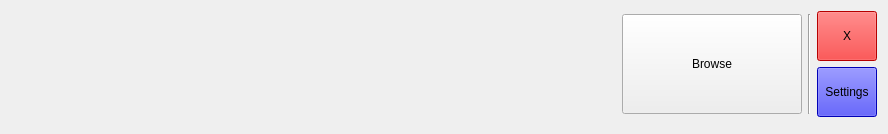
jkbz64/AYAYA, file AYAYA/mainnavigationbar.ui: the form before one commit.
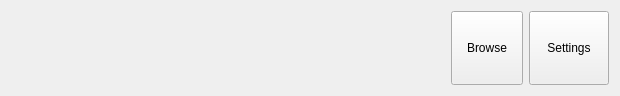
The form after the commit. Icons and pictures are not drawn.

```diff
--- a/AYAYA/mainnavigationbar.ui
+++ b/AYAYA/mainnavigationbar.ui
@@ -6,8 +6,8 @@
    <rect>
     <x>0</x>
     <y>0</y>
-    <width>888</width>
-    <height>120</height>
+    <width>620</width>
+    <height>92</height>
    </rect>
   </property>
   <property name="minimumSize">
@@ -19,144 +19,87 @@
   <property name="maximumSize">
    <size>
     <width>16777215</width>
-    <height>120</height>
+    <height>92</height>
    </size>
   </property>
   <property name="windowTitle">
    <string>Form</string>
   </property>
   <layout class="QGridLayout" name="gridLayout">
-   <item row="0" column="1" rowspan="3">
-    <spacer name="horizontalSpacer">
+   <item row="0" column="4">
+    <widget class="QPushButton" name="m_browseButton">
+     <property name="sizePolicy">
+      <sizepolicy hsizetype="Preferred" vsizetype="Preferred">
+       <horstretch>0</horstretch>
+       <verstretch>0</verstretch>
+      </sizepolicy>
+     </property>
+     <property name="minimumSize">
+      <size>
+       <width>72</width>
+       <height>74</height>
+      </size>
+     </property>
      <property name="maximumSize">
       <size>
-       <width>16777215</width>
-       <height>100</height>
+       <width>72</width>
+       <height>74</height>
       </size>
      </property>
-     <property name="orientation">
-      <enum>Qt::Horizontal</enum>
+     <property name="styleSheet">
+      <string notr="true"/>
      </property>
-     <property name="sizeHint" stdset="0">
-      <size>
-       <width>195</width>
-       <height>40</height>
-      </size>
+     <property name="text">
+      <string>Browse</string>
      </property>
-    </spacer>
+    </widget>
    </item>
    <item row="0" column="5">
-    <widget class="QPushButton" name="m_quitButton">
-     <property name="sizePolicy">
-      <sizepolicy hsizetype="Fixed" vsizetype="Preferred">
-       <horstretch>0</horstretch>
-       <verstretch>0</verstretch>
-      </sizepolicy>
-     </property>
-     <property name="minimumSize">
-      <size>
-       <width>60</width>
-       <height>50</height>
-      </size>
-     </property>
-     <property name="maximumSize">
-      <size>
-       <width>60</width>
-       <height>50</height>
-      </size>
-     </property>
-     <property name="styleSheet">
-      <string notr="true">background-color: red</string>
-     </property>
-     <property name="text">
-      <string>X</string>
-     </property>
-    </widget>
-   </item>
-   <item row="0" column="3" rowspan="2">
-    <widget class="Line" name="line">
-     <property name="maximumSize">
-      <size>
-       <width>16777215</width>
-       <height>100</height>
-      </size>
-     </property>
-     <property name="orientation">
-      <enum>Qt::Vertical</enum>
-     </property>
-    </widget>
-   </item>
-   <item row="1" column="5">
     <widget class="QPushButton" name="m_settingsButton">
      <property name="sizePolicy">
-      <sizepolicy hsizetype="Fixed" vsizetype="Preferred">
+      <sizepolicy hsizetype="Preferred" vsizetype="Preferred">
        <horstretch>0</horstretch>
        <verstretch>0</verstretch>
       </sizepolicy>
      </property>
      <property name="minimumSize">
       <size>
-       <width>60</width>
-       <height>50</height>
+       <width>0</width>
+       <height>0</height>
       </size>
      </property>
      <property name="maximumSize">
       <size>
-       <width>60</width>
-       <height>50</height>
+       <width>16777215</width>
+       <height>16777215</height>
       </size>
      </property>
      <property name="styleSheet">
-      <string notr="true">background-color: BLUE;</string>
+      <string notr="true"/>
      </property>
      <property name="text">
       <string>Settings</string>
      </property>
     </widget>
    </item>
-   <item row="0" column="2" rowspan="2">
-    <widget class="QPushButton" name="m_browseButton">
-     <property name="sizePolicy">
-      <sizepolicy hsizetype="Fixed" vsizetype="Preferred">
-       <horstretch>1</horstretch>
-       <verstretch>0</verstretch>
-      </sizepolicy>
-     </property>
-     <property name="minimumSize">
-      <size>
-       <width>180</width>
-       <height>80</height>
-      </size>
-     </property>
-     <property name="maximumSize">
-      <size>
-       <width>180</width>
-       <height>100</height>
-      </size>
-     </property>
-     <property name="text">
-      <string>Browse</string>
-     </property>
-    </widget>
-   </item>
-   <item row="0" column="0" rowspan="2">
+   <item row="0" column="1">
     <widget class="QLabel" name="m_logo">
      <property name="sizePolicy">
-      <sizepolicy hsizetype="Fixed" vsizetype="Fixed">
+      <sizepolicy hsizetype="Minimum" vsizetype="Maximum">
        <horstretch>0</horstretch>
        <verstretch>0</verstretch>
       </sizepolicy>
      </property>
      <property name="minimumSize">
       <size>
-       <width>230</width>
-       <height>80</height>
+       <width>0</width>
+       <height>0</height>
       </size>
      </property>
      <property name="maximumSize">
       <size>
-       <width>230</width>
-       <height>100</height>
+       <width>200</width>
+       <height>72</height>
       </size>
      </property>
      <property name="text">
@@ -182,6 +125,19 @@
      </property>
     </widget>
    </item>
+   <item row="0" column="2">
+    <spacer name="horizontalSpacer">
+     <property name="orientation">
+      <enum>Qt::Horizontal</enum>
+     </property>
+     <property name="sizeHint" stdset="0">
+      <size>
+       <width>40</width>
+       <height>20</height>
+      </size>
+     </property>
+    </spacer>
+   </item>
   </layout>
  </widget>
  <tabstops>
```
Left out of the diff: 4 changed lines with no effect on the pictures.
